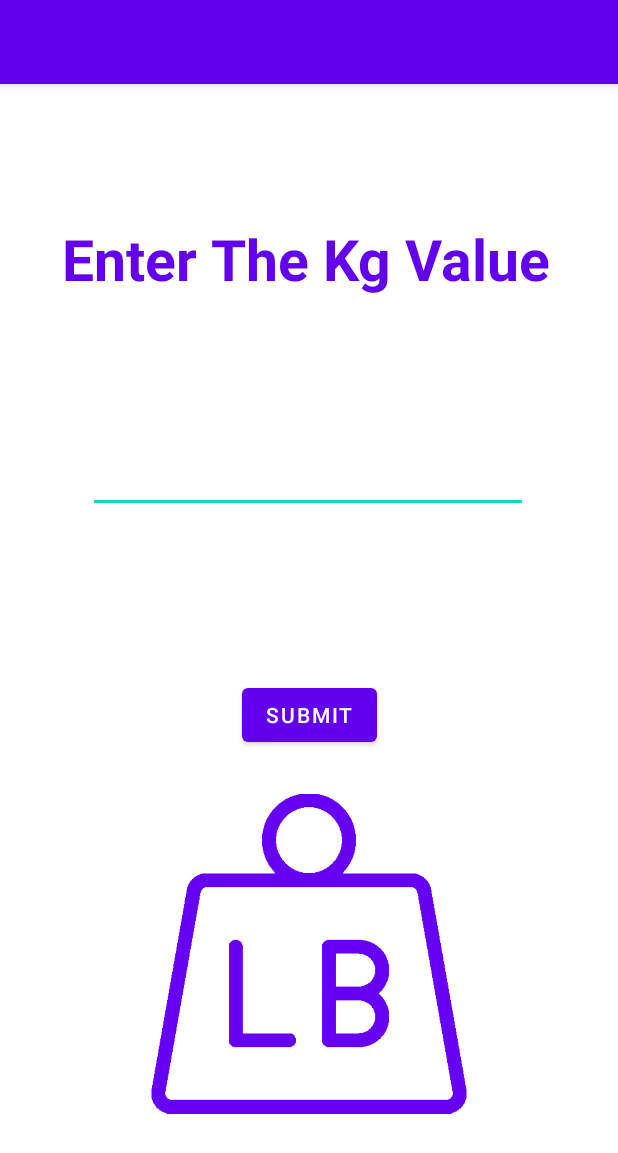
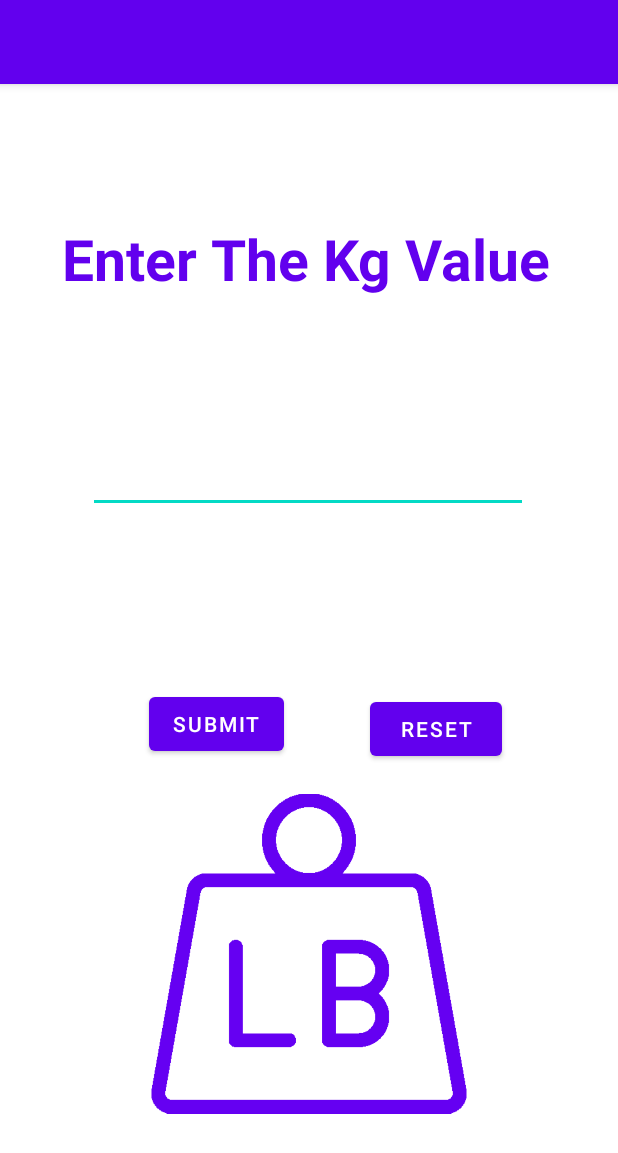
Before and after one commit to Suman-JS/UniConverter, an Android app: the screen it shows after launch (MainActivity), on a phone screen of 412 x 824 dp. Shown: the top 1153 px of the screen. Run offline under Robolectric (Android 15) with nearby library versions, the phone set to English and light mode, and no system bars.

Commit message:
added Reset Button and rounded up the result upto 2 decimal plce

```diff
--- a/app/src/main/java/com/rocky/uniconvertor/MainActivity.java
+++ b/app/src/main/java/com/rocky/uniconvertor/MainActivity.java
@@ -4,21 +4,20 @@ import androidx.appcompat.app.AlertDialog;
 import androidx.appcompat.app.AppCompatActivity;
 
 import android.annotation.SuppressLint;
-import android.content.Context;
 import android.content.DialogInterface;
 import android.os.Bundle;
 import android.view.View;
 import android.widget.Button;
 import android.widget.EditText;
 import android.widget.TextView;
-import android.widget.ThemedSpinnerAdapter;
 import android.widget.Toast;
 
 public class MainActivity extends AppCompatActivity {
-    private Button button;
     private TextView textView;
     private TextView textView4;
     private EditText editText;
+    private  Button button;
+    private  Button button2;
 
 
     @Override
@@ -46,9 +45,10 @@ public class MainActivity extends AppCompatActivity {
     protected void onCreate (Bundle savedInstanceState) {
         super.onCreate (savedInstanceState);
         setContentView (R.layout.activity_main);
-        button = findViewById (R.id.button);
+        Button button = findViewById (R.id.button);
         textView = findViewById (R.id.textView3);
         editText = findViewById (R.id.editText2);
+        @SuppressLint ({"MissingInflatedId", "LocalSuppress"}) Button button2 = findViewById (R.id.button2);
         button.setOnClickListener (new View.OnClickListener () {
             @SuppressLint ("SetTextI18n")
             @Override
@@ -57,10 +57,15 @@ public class MainActivity extends AppCompatActivity {
                     String s = editText.getText ().toString ();
                     int kg = Integer.parseInt (s);
                     double pound = 2.205 * kg;
-                    textView.setText ("The Value In Pound Is : " + pound);
+                    double result = Math.round (pound*100)/100.0;
+                    textView.setText ("The Value In Pound Is : " + result);
                 } catch (Exception e) {
                     Toast.makeText (MainActivity.this, "Please Enter A Value", Toast.LENGTH_SHORT).show ();
                 }
+                button2.setOnClickListener (v -> {
+                    editText.setText ("");
+                    textView.setText ("");
+                });
             }
         });
 
--- a/app/src/main/res/layout/activity_main.xml
+++ b/app/src/main/res/layout/activity_main.xml
@@ -12,6 +12,7 @@
         android:layout_height="73dp"
         android:autofillHints=""
         android:ems="10"
+        android:gravity="right"
         android:inputType="numberDecimal"
         android:textColor="#6200EE"
         android:textSize="24sp"
@@ -30,9 +31,10 @@
         android:text="Submit"
         app:layout_constraintBottom_toBottomOf="parent"
         app:layout_constraintEnd_toEndOf="parent"
+        app:layout_constraintHorizontal_bias="0.309"
         app:layout_constraintStart_toStartOf="parent"
         app:layout_constraintTop_toBottomOf="@+id/editText2"
-        app:layout_constraintVertical_bias="0.255" />
+        app:layout_constraintVertical_bias="0.269" />
 
     <TextView
         android:id="@+id/textView3"
@@ -72,4 +74,16 @@
         app:layout_constraintVertical_bias="0.56"
         app:srcCompat="@drawable/kgs" />
 
+    <Button
+        android:id="@+id/button2"
+        android:layout_width="wrap_content"
+        android:layout_height="wrap_content"
+        android:text="Reset"
+        app:layout_constraintBottom_toTopOf="@+id/imageView5"
+        app:layout_constraintEnd_toEndOf="parent"
+        app:layout_constraintHorizontal_bias="0.428"
+        app:layout_constraintStart_toEndOf="@+id/button"
+        app:layout_constraintTop_toBottomOf="@+id/textView3"
+        app:layout_constraintVertical_bias="0.684" />
+
 </androidx.constraintlayout.widget.ConstraintLayout>
```
